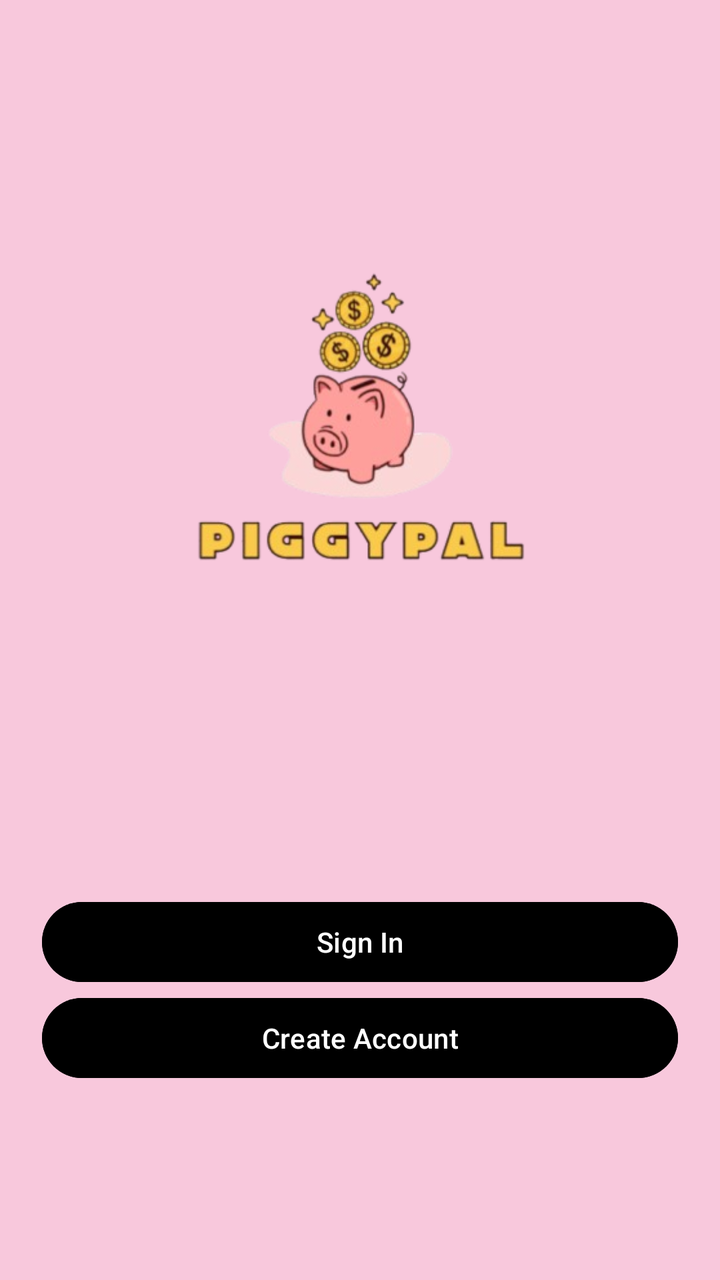
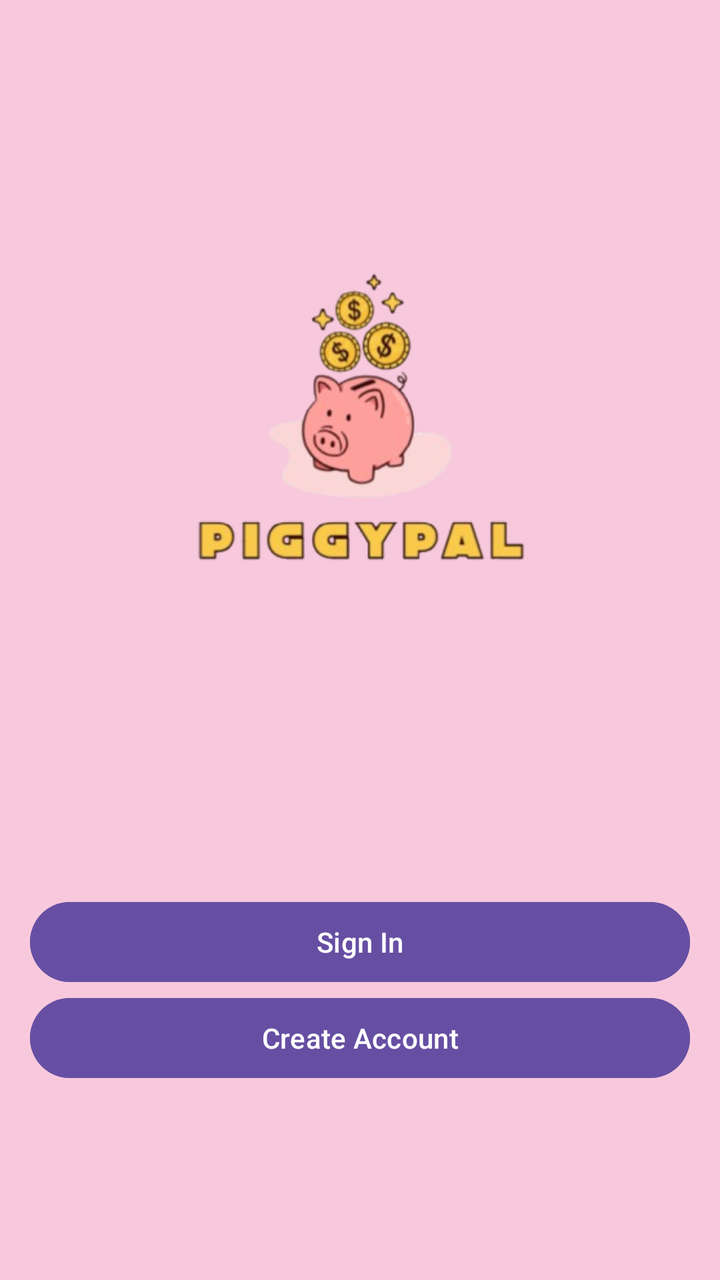

Compare the two renders of this Android layout. The source of the first and the diff that turns it into the second are given below.
<!-- AndroidManifest.xml: application theme Theme.PiggyApp -->
<!-- res/layout/activity_main.xml -->
<?xml version="1.0" encoding="utf-8"?>
<androidx.constraintlayout.widget.ConstraintLayout xmlns:android="http://schemas.android.com/apk/res/android"
    xmlns:app="http://schemas.android.com/apk/res-auto"
    xmlns:tools="http://schemas.android.com/tools"
    android:id="@+id/main"
    android:layout_width="match_parent"
    android:layout_height="match_parent"
    tools:context=".MainActivity">

    <LinearLayout
        android:layout_width="match_parent"
        android:layout_height="match_parent"
        android:background="@color/piggy_pink"
        android:gravity="center_horizontal"
        android:orientation="vertical">

        <ImageView
            android:id="@+id/imageView2"
            android:layout_width="match_parent"
            android:layout_height="wrap_content"
            app:srcCompat="@drawable/piggypal_logo_name" />

        <Button
            android:id="@+id/btnSignIn"
            android:layout_width="318dp"
            android:layout_height="wrap_content"
            android:backgroundTint="@color/piggy_black"
            android:text="Sign In" />

        <Button
            android:id="@+id/btnCreateAccount"
            android:layout_width="318dp"
            android:layout_height="wrap_content"
            android:backgroundTint="@color/piggy_black"
            android:text="Create Account" />

    </LinearLayout>
</androidx.constraintlayout.widget.ConstraintLayout>
<!-- resources referenced by this layout -->
<resources>
  <color name="piggy_black">#000000</color>
  <color name="piggy_pink">#F8C8DC</color>
  <!-- drawable piggypal_logo_name: png bitmap (drawable, 54507 bytes) -->
  <style name="Theme.PiggyApp" parent="Base.Theme.PiggyApp" />
  <style name="Base.Theme.PiggyApp" parent="Theme.Material3.DayNight.NoActionBar">
          
          
      </style>
</resources>

<!-- the commit's change to res/layout/activity_main.xml (unified diff, before → after) -->
@@ -22,17 +22,19 @@
 
         <Button
             android:id="@+id/btnSignIn"
-            android:layout_width="318dp"
+            android:layout_width="330dp"
             android:layout_height="wrap_content"
-            android:backgroundTint="@color/piggy_black"
-            android:text="Sign In" />
+            android:backgroundTint="@color/piggy_purple"
+            android:text="Sign In"
+            android:textColor="@color/piggy_white" />
 
         <Button
             android:id="@+id/btnCreateAccount"
-            android:layout_width="318dp"
+            android:layout_width="330dp"
             android:layout_height="wrap_content"
-            android:backgroundTint="@color/piggy_black"
-            android:text="Create Account" />
+            android:backgroundTint="@color/piggy_purple"
+            android:text="Create Account"
+            android:textColor="@color/piggy_white" />
 
     </LinearLayout>
 </androidx.constraintlayout.widget.ConstraintLayout>
<!-- resource entries referenced after the edit -->
@@ -1,7 +1,8 @@
 <!-- resources referenced by this layout -->
 <resources>
-  <color name="piggy_black">#000000</color>
   <color name="piggy_pink">#F8C8DC</color>
+  <color name="piggy_purple">#664FA3</color>
+  <color name="piggy_white">#FFFFFF</color>
   <!-- drawable piggypal_logo_name: png bitmap (drawable, 54507 bytes) -->
   <style name="Theme.PiggyApp" parent="Base.Theme.PiggyApp" />
   <style name="Base.Theme.PiggyApp" parent="Theme.Material3.DayNight.NoActionBar">
